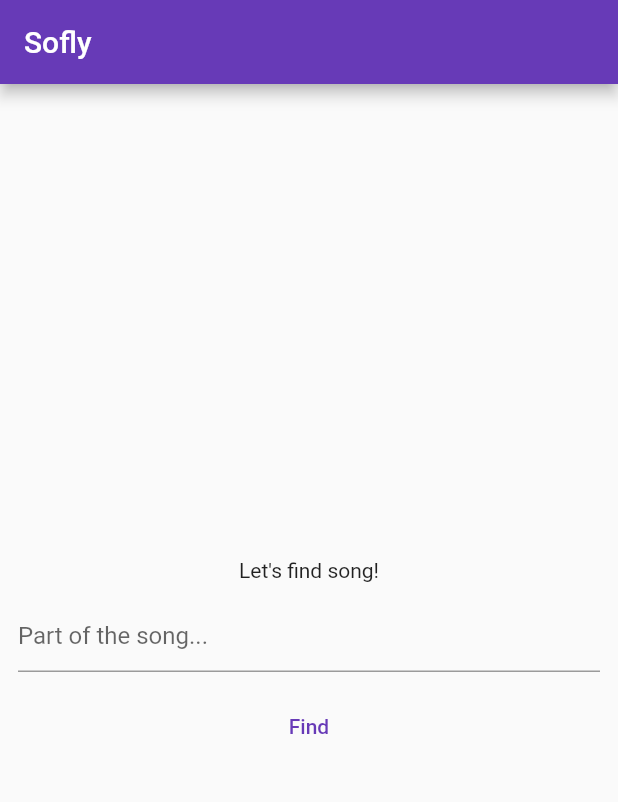
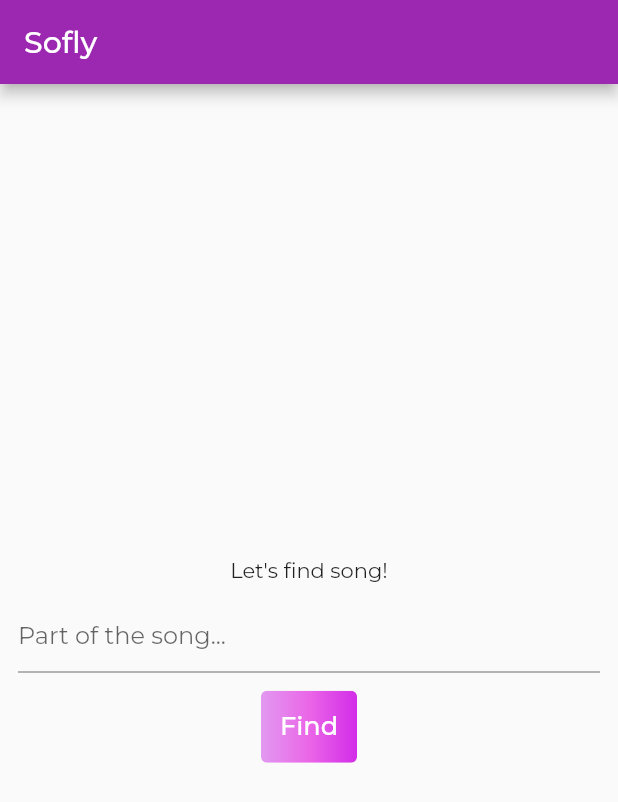
Before and after one commit to ozgundgn/songlyrics, a Flutter app: the screen it shows after launch, on a phone screen of 412 x 824 dp. Shown: the top 802 px of the screen. Run offline on Flutter 3.47's test engine with Material 2 defaults, Android fonts, the phone set to English and light mode, and no system bars; our stand-ins replace bloc, flutter_bloc, flutter_html, google_fonts, share_plus; generated files the repository leaves out were written again.

Commit message:
font style and button style added

```diff
--- a/lib/views/songs/search.dart
+++ b/lib/views/songs/search.dart
@@ -1,5 +1,6 @@
 import 'package:flutter/material.dart';
 import 'package:flutter_bloc/flutter_bloc.dart';
+import 'package:google_fonts/google_fonts.dart';
 import 'package:songlyrics/extensions/buildcontext/loc.dart';
 import '../../utilities/dialogs/cannot_search_empty_text.dart';
 import '../../services/song/bloc/song_bloc.dart';
@@ -40,7 +41,10 @@
             child: Column(
               mainAxisAlignment: MainAxisAlignment.center,
               children: <Widget>[
-                Text(context.loc.song_find),
+                Text(
+                  context.loc.song_find,
+                  style: GoogleFonts.montserrat(),
+                ),
                 Padding(
                   padding: const EdgeInsets.all(12.0),
                   child: TextField(
@@ -52,7 +56,28 @@
                     ),
                   ),
                 ),
+                ClipRRect(
+                  borderRadius: BorderRadius.circular(4),
+                  child: Stack(
+                    children: <Widget>[
+                      Positioned.fill(
+                        child: Container(
+                          decoration: const BoxDecoration(
+                            gradient: LinearGradient(
+                              colors: <Color>[
+                                Color.fromARGB(255, 226, 153, 241),
+                                Color.fromARGB(255, 234, 102, 231),
+                                Color.fromARGB(255, 210, 44, 232),
+                              ],
+                            ),
+                          ),
+                        ),
+                      ),
                       TextButton(
+                        style: TextButton.styleFrom(
+                          foregroundColor: Colors.white,
+                          padding: const EdgeInsets.all(5.0),
+                        ),
                         onPressed: () async {
                           final searchText = _textController.text;
                           if (searchText.trim().isEmpty) {
@@ -70,7 +95,13 @@
                                 );
                           }
                         },
-                  child: Text(context.loc.find_button_text),
+                        child: Text(
+                          context.loc.find_button_text,
+                          style: GoogleFonts.montserrat(fontSize: 17),
+                        ),
+                      ),
+                    ],
+                  ),
                 ),
               ],
             ),
--- a/pubspec.yaml
+++ b/pubspec.yaml
@@ -46,6 +46,7 @@
   flutter_localizations:
     sdk: flutter
   intl: any
+  google_fonts: ^4.0.4
 
 dev_dependencies:
   flutter_test:
```
Also changed, not shown: lib/main.dart (+9 -2 lines), lib/views/songs/songs_list_view.dart (+8 -2 lines), pubspec.lock. Lines whose indentation alone changed are shown as unchanged.
